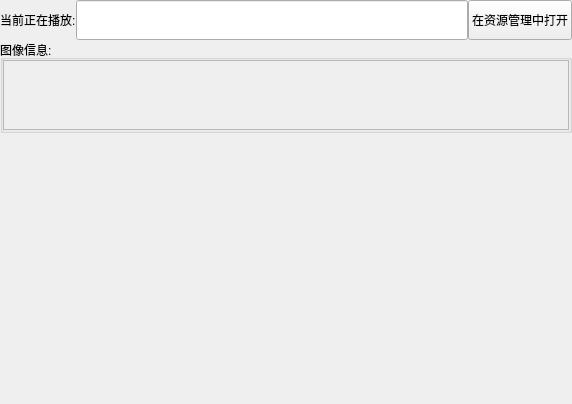
Old version of the form FrameFlow/pyside6_GUI/sub_ui/wallpaper/ui/RightWidget.ui in the repository YUN-LJ/FrameFlow.
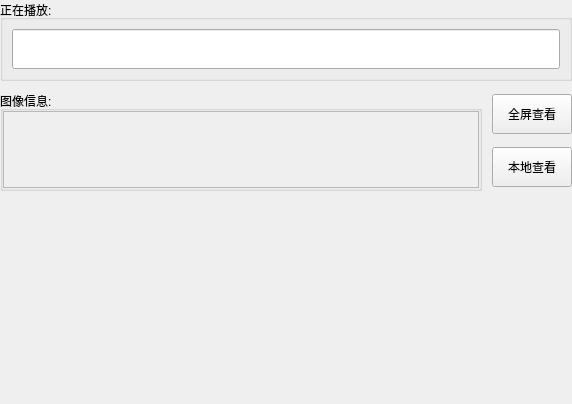
New version of the form. Custom widgets are drawn as their Qt base class.

Commit message: 修复了壁纸播放模块多屏幕下显示不正确的情况

The edit to the form file:
```diff
--- a/FrameFlow/pyside6_GUI/sub_ui/wallpaper/ui/RightWidget.ui
+++ b/FrameFlow/pyside6_GUI/sub_ui/wallpaper/ui/RightWidget.ui
@@ -13,9 +13,9 @@
   <property name="windowTitle">
    <string>Form</string>
   </property>
-  <layout class="QVBoxLayout" name="verticalLayout" stretch="0,0,1">
+  <layout class="QVBoxLayout" name="verticalLayout" stretch="0,1,1">
    <property name="spacing">
-    <number>0</number>
+    <number>10</number>
    </property>
    <property name="leftMargin">
     <number>0</number>
@@ -30,17 +30,16 @@
     <number>0</number>
    </property>
    <item>
-    <layout class="QHBoxLayout" name="horizontalLayout">
+    <layout class="QHBoxLayout" name="horizontalLayout" stretch="0">
+     <property name="spacing">
+      <number>10</number>
+     </property>
      <item>
-      <widget class="QLabel" name="label_name">
-       <property name="styleSheet">
-        <string notr="true">font: 10pt &quot;Microsoft YaHei UI&quot;;</string>
+      <widget class="QGroupBox" name="groupBox_name">
+       <property name="title">
+        <string>正在播放:</string>
        </property>
-       <property name="text">
-        <string>当前正在播放:</string>
-       </property>
-      </widget>
-     </item>
+       <layout class="QHBoxLayout" name="horizontalLayout_4">
      <item>
       <widget class="QLineEdit" name="lineEdit_name">
        <property name="minimumSize">
@@ -49,28 +48,29 @@
          <height>40</height>
         </size>
        </property>
-       <property name="readOnly">
-        <bool>false</bool>
-       </property>
-      </widget>
+         </widget>
+        </item>
+       </layout>
+      </widget>
+     </item>
+    </layout>
      </item>
      <item>
-      <widget class="PrimaryPushButton" name="pushButton_open">
-       <property name="minimumSize">
-        <size>
-         <width>0</width>
-         <height>40</height>
-        </size>
-       </property>
-       <property name="text">
-        <string>在资源管理中打开</string>
-       </property>
-      </widget>
-     </item>
-    </layout>
-   </item>
+    <layout class="QHBoxLayout" name="horizontalLayout_3" stretch="0,0">
+     <property name="spacing">
+      <number>10</number>
+     </property>
+     <property name="rightMargin">
+      <number>0</number>
+     </property>
    <item>
     <widget class="QGroupBox" name="groupBox_info">
+       <property name="maximumSize">
+        <size>
+         <width>16777215</width>
+         <height>100</height>
+        </size>
+       </property>
      <property name="title">
       <string>图像信息:</string>
      </property>
@@ -100,8 +100,8 @@
           <rect>
            <x>0</x>
            <y>0</y>
-           <width>568</width>
-           <height>54</height>
+             <width>475</width>
+             <height>81</height>
           </rect>
          </property>
          <layout class="QGridLayout" name="gridLayout"/>
@@ -110,6 +110,38 @@
       </item>
      </layout>
     </widget>
+     </item>
+     <item>
+      <layout class="QVBoxLayout" name="verticalLayout_3">
+       <item>
+        <widget class="PrimaryPushButton" name="pushButton_full">
+         <property name="minimumSize">
+          <size>
+           <width>0</width>
+           <height>40</height>
+          </size>
+         </property>
+         <property name="text">
+          <string>全屏查看</string>
+         </property>
+        </widget>
+       </item>
+       <item>
+        <widget class="PrimaryPushButton" name="pushButton_open">
+         <property name="minimumSize">
+          <size>
+           <width>0</width>
+           <height>40</height>
+          </size>
+         </property>
+         <property name="text">
+          <string>本地查看</string>
+         </property>
+        </widget>
+       </item>
+      </layout>
+     </item>
+    </layout>
    </item>
    <item>
     <layout class="QHBoxLayout" name="horizontalLayout_2"/>
```
Lines whose indentation alone changed are shown as unchanged. The commit also changes 14 other files.
